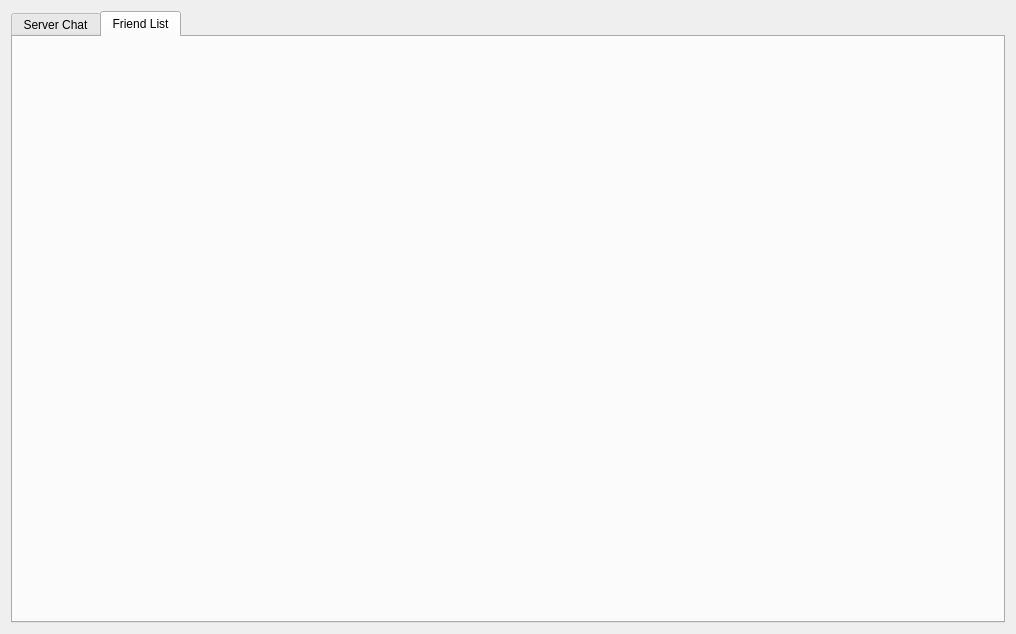
Before: the Qt Designer form mainapplication.ui in hussein-shehata/ClientForChatGUI, drawn with Qt 5.
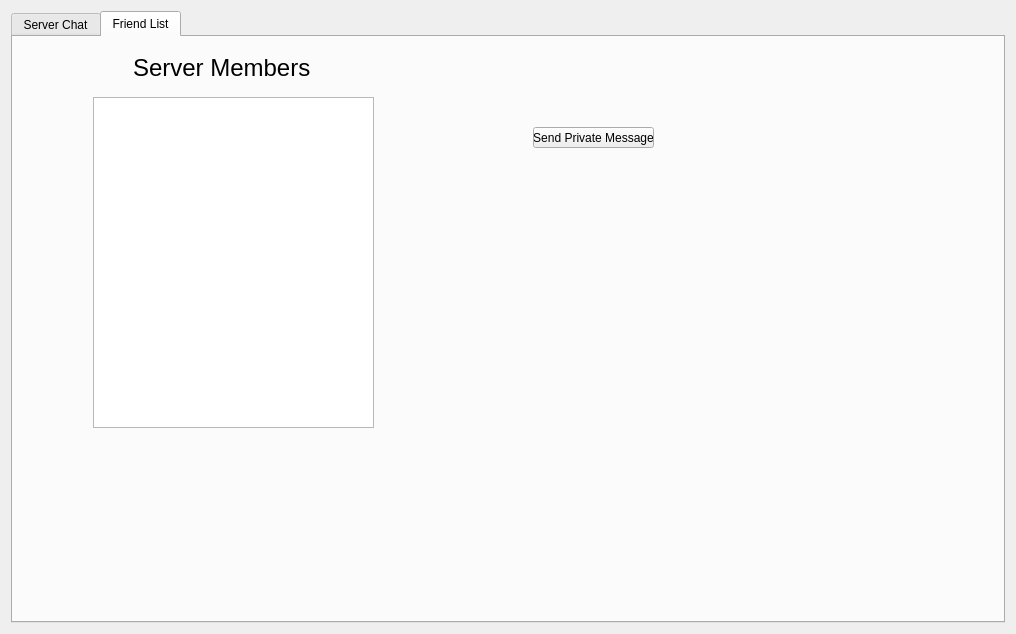
After: the same form once the commit is applied. The open tabs and pages were chosen to show the change.

Commit message: Preparing for Private messaging

```diff
--- a/mainapplication.ui
+++ b/mainapplication.ui
@@ -131,6 +131,47 @@
       <attribute name="title">
        <string>Friend List</string>
       </attribute>
+      <widget class="QListWidget" name="ServerMembersList">
+       <property name="geometry">
+        <rect>
+         <x>80</x>
+         <y>60</y>
+         <width>281</width>
+         <height>331</height>
+        </rect>
+       </property>
+      </widget>
+      <widget class="QLabel" name="label">
+       <property name="geometry">
+        <rect>
+         <x>120</x>
+         <y>10</y>
+         <width>181</width>
+         <height>41</height>
+        </rect>
+       </property>
+       <property name="font">
+        <font>
+         <pointsize>18</pointsize>
+        </font>
+       </property>
+       <property name="text">
+        <string>Server Members</string>
+       </property>
+      </widget>
+      <widget class="QPushButton" name="pushButton">
+       <property name="geometry">
+        <rect>
+         <x>520</x>
+         <y>90</y>
+         <width>121</width>
+         <height>21</height>
+        </rect>
+       </property>
+       <property name="text">
+        <string>Send Private Message</string>
+       </property>
+      </widget>
      </widget>
     </widget>
    </item>
```
Left out of the diff: 4 changed lines with no effect on the pictures. The commit also changes 7 other files.
